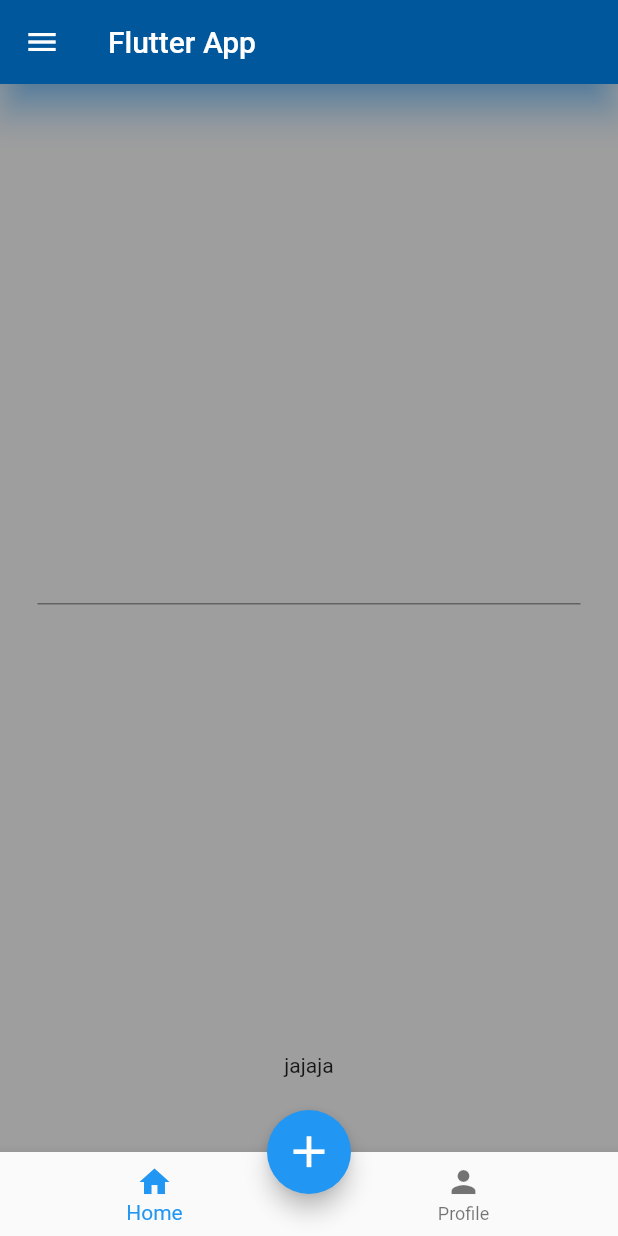
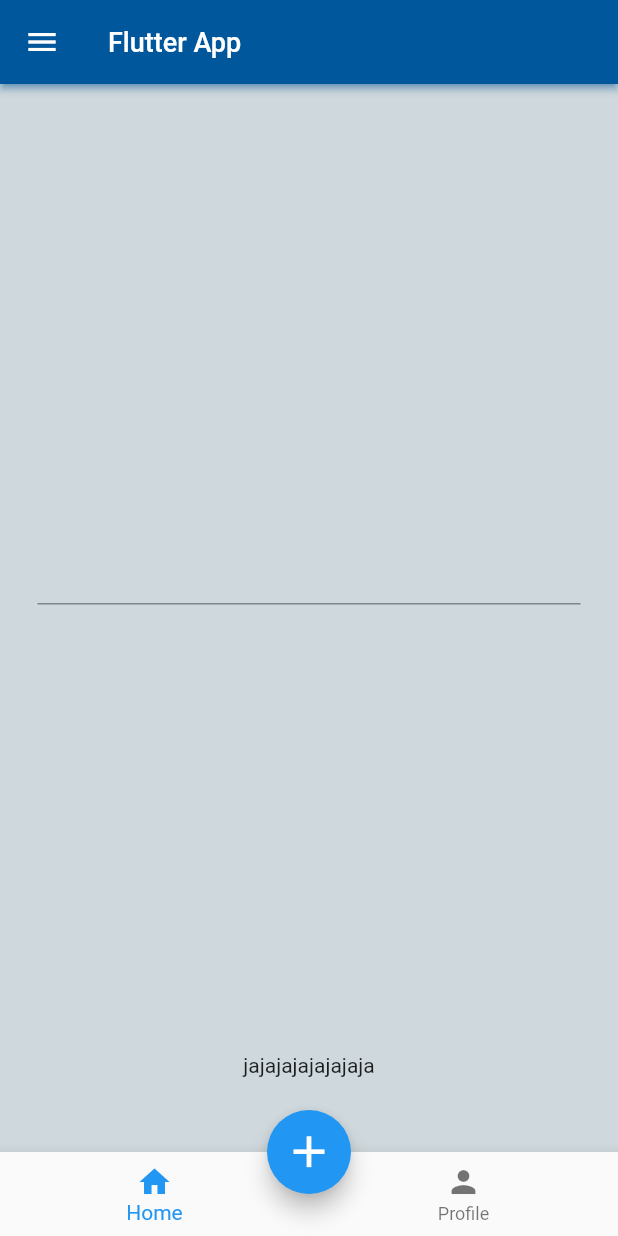
Before and after one commit to marcelaTrujilloToro/widgets-flutter, a Flutter app: the screen it shows after launch, on a phone screen of 412 x 824 dp. Run offline on Flutter 3.47's test engine with Material 2 defaults, Android fonts, the phone set to English and light mode, and no system bars.

Commit message:
comments added

```diff
--- a/lib/widgets/column.dart
+++ b/lib/widgets/column.dart
@@ -18,6 +18,9 @@ class MyColumn extends StatelessWidget {
           child: Container(
             color: Colors.green.shade200,
             child: Column(
+              //solo si el container esta envuelto por un Center(),
+              // la altura se calcula en base a los hijos
+              // mainAxisSize: MainAxisSize.min,
               mainAxisAlignment: MainAxisAlignment.center,
               children: [
                 MyText(),
@@ -28,14 +31,15 @@ class MyColumn extends StatelessWidget {
                     fontWeight: FontWeight.bold,
                   ),
                 ),
-                Spacer(), // sirve para crear espacio entre widgets
+                Spacer(), // sirve para crear espacio entre widgets, solo se usa dentro de Colum() o Row()
                 MyContainer(),
                 Container(
                   height: 100,
                   color: Colors.pinkAccent,
                 ),
                 Expanded(
-                  // trata de opcupar todo el espacio dispnible, respetando el espacio de los demas widgets, solo se puede usar dentro de Column o Row
+                  // trata de opcupar todo el espacio dispnible, respetando el espacio de los demas widgets,
+                  //solo se puede usar dentro de Column o Row
                   child: Container(
                       child: MyRow(),
                       height: 200,
--- a/lib/widgets/row.dart
+++ b/lib/widgets/row.dart
@@ -14,7 +14,7 @@ class MyRow extends StatelessWidget {
           // mainAxisAlignment: MainAxisAlignment.center,
           crossAxisAlignment: CrossAxisAlignment.start,
           children: [
-// soluciona los errores de overflow haciendo los sizes dinamicos
+            // soluciona los errores de overflow haciendo los sizes dinamicos
             Flexible(
               child: Container(
                 width: 50,
--- a/lib/widgets/scaffold.dart
+++ b/lib/widgets/scaffold.dart
@@ -7,11 +7,13 @@ class MyScaffold extends StatelessWidget {
   Widget build(BuildContext context) {
     // define la apariencia basica cuando estamos utilizando un Material APP
     return Scaffold(
+
       bottomNavigationBar: BottomNavigationBar(items: const [
         BottomNavigationBarItem(
           icon: Icon(Icons.home),
           label: "Home",
         ),
+
         BottomNavigationBarItem(
           icon: Icon(Icons.person),
           label: "Profile",
@@ -47,25 +49,29 @@ class MyScaffold extends StatelessWidget {
           ],
         ),
       ),
-      // backgroundColor: Colors.grey,
       appBar: AppBar(
-        //cambiar el el statusBar
+        //cambiar el el statusBar (hora, iconos de señal y bateria)
         systemOverlayStyle:
+        // si pasamos dark usa blanco, si pasamos light usa negro
             SystemUiOverlayStyle(statusBarBrightness: Brightness.dark),
-        //utilizar colores hexadecimales va 0xff seguido del color sin el #
+
+        //utilizar colores hexadecimales va 0xff seguido del color sin el, no va entre ""
         backgroundColor: Color(0xff01579b),
-        elevation: 10,
+        elevation: 2,
         shadowColor: Colors.blue,
         title: Text(
           'Flutter App',
           style: TextStyle(
             color: Colors.white,
+            fontSize: 18,
           ),
         ),
       ),
-      resizeToAvoidBottomInset: true,
+      // resizeToAvoidBottomInset: false, // no cambian las dimensiones del body cuando sale el teclado
       body: Container(
-        color: Colors.grey,
+        color: Colors.blueGrey.shade100,
+        //se expande todo lo que pueda,
+        // el limite lo pone el scaffold
         width: double.infinity,
         height: double.infinity,
         child: Column(
@@ -77,7 +83,7 @@ class MyScaffold extends StatelessWidget {
                 child: TextField(),
               )),
             ),
-            Text("jajaja"),
+            Text("jajajajajajajaja"),
             SizedBox(height: 50,)
           ],
         ),
```
